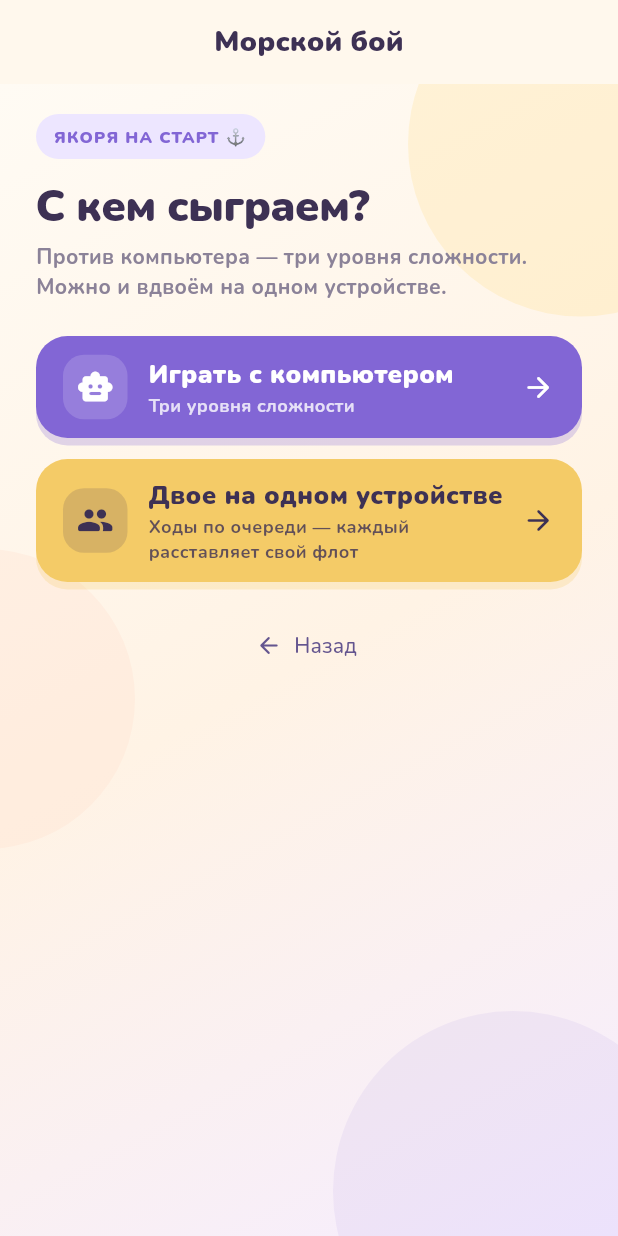
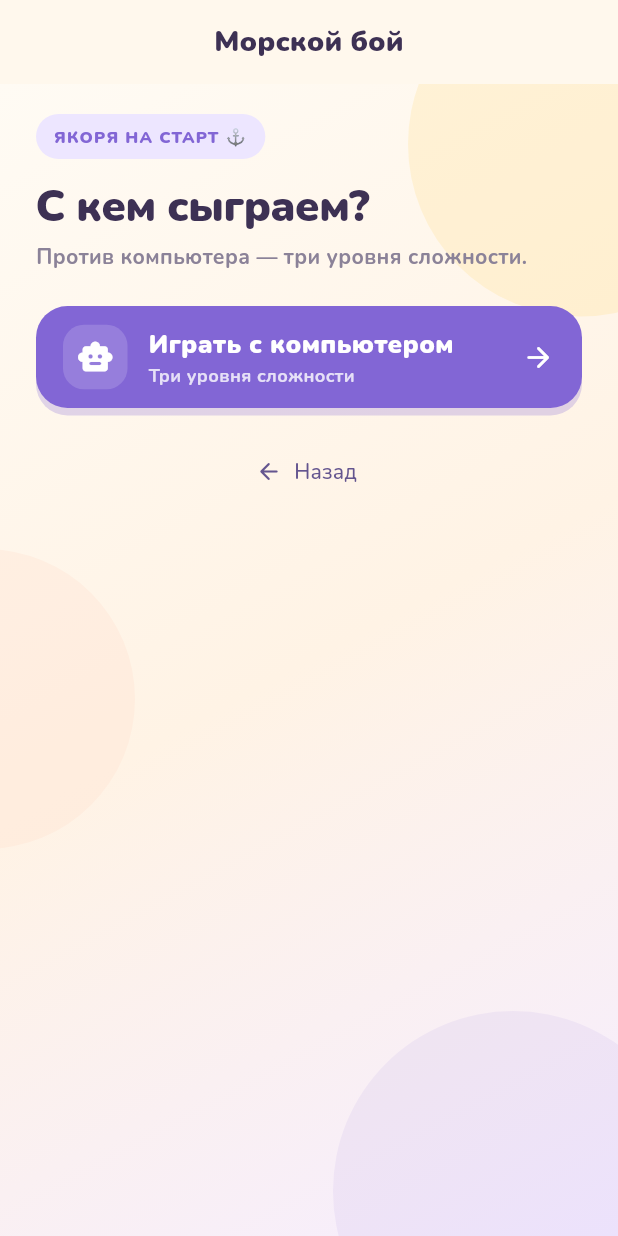
Before and after one commit to ruDnepr/games_skeleton, a Flutter app: the BattleshipModePage widget shown alone on an empty page, opened directly with empty values, on a phone screen of 412 x 824 dp. Run offline on Flutter 3.47's test engine with Material 3 defaults, Android fonts, the phone set to English and light mode, and no system bars; our stand-ins replace flutter_riverpod, flutter_tts, shared_preferences, shelf, shelf_web_socket; missing offline and left inert: flame, flame_audio, nsd; accounts and stored records are empty.

Commit message:
battleship: убрать «Двое на одном устройстве» — нет в оригинале
В оригинале Battleship только два режима: «Играть с компьютером» и
«Играть по сети». Режим «вдвоём на одном устройстве» был добавлен
агентом по ошибке — убран.

```diff
--- a/lib/games/battleship/session_page.dart
+++ b/lib/games/battleship/session_page.dart
@@ -39,8 +39,8 @@ class BattleshipEntryPage extends StatelessWidget {
   }
 }
 
-/// Выбор режима: против компьютера (с уровнем сложности) или вдвоём на одном
-/// устройстве. Из режима «против компьютера» дальше ведёт DifficultyPage.
+/// Выбор режима: только против компьютера (как в оригинале).
+/// Сетевая игра открывается через «Сетевая игра» в главном меню.
 class BattleshipModePage extends StatelessWidget {
   const BattleshipModePage({super.key, required this.settings});
   final SettingsController settings;
@@ -54,8 +54,7 @@ class BattleshipModePage extends StatelessWidget {
             const Intro(
               eyebrow: 'ЯКОРЯ НА СТАРТ ⚓',
               title: 'С кем сыграем?',
-              subtitle: 'Против компьютера — три уровня сложности. '
-                  'Можно и вдвоём на одном устройстве.',
+              subtitle: 'Против компьютера — три уровня сложности.',
             ),
             const SizedBox(height: 22),
             BigButton(
@@ -67,23 +66,6 @@ class BattleshipModePage extends StatelessWidget {
                 MaterialPageRoute(
                   builder: (_) =>
                       BattleshipDifficultyPage(settings: settings),
-                ),
-              ),
-            ),
-            const SizedBox(height: 14),
-            BigButton(
-              title: 'Двое на одном устройстве',
-              subtitle: 'Ходы по очереди — каждый расставляет свой флот',
-              icon: Icons.people_rounded,
-              color: const Color(0xFFF4CB67),
-              foreground: ink,
-              onPressed: () => Navigator.push(
-                context,
-                MaterialPageRoute(
-                  builder: (_) => BattleshipSetupPage(
-                    settings: settings,
-                    mode: GameMode.local,
-                  ),
                 ),
               ),
             ),
```
